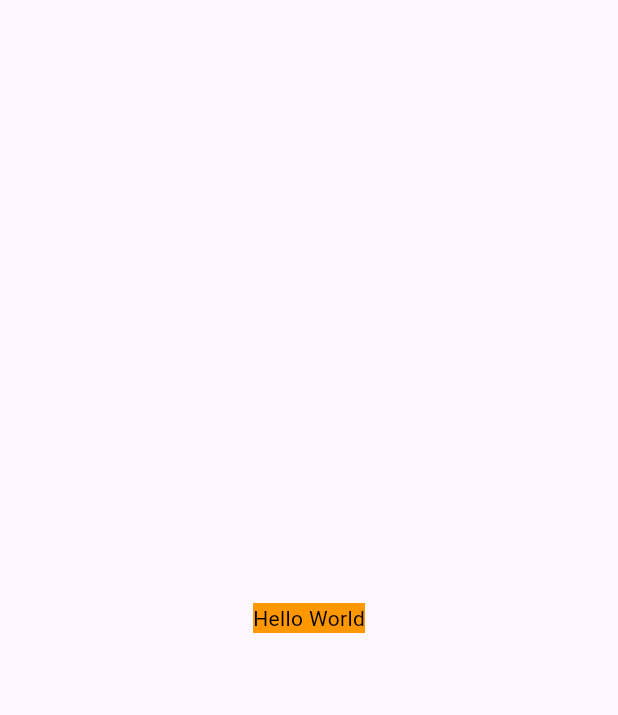
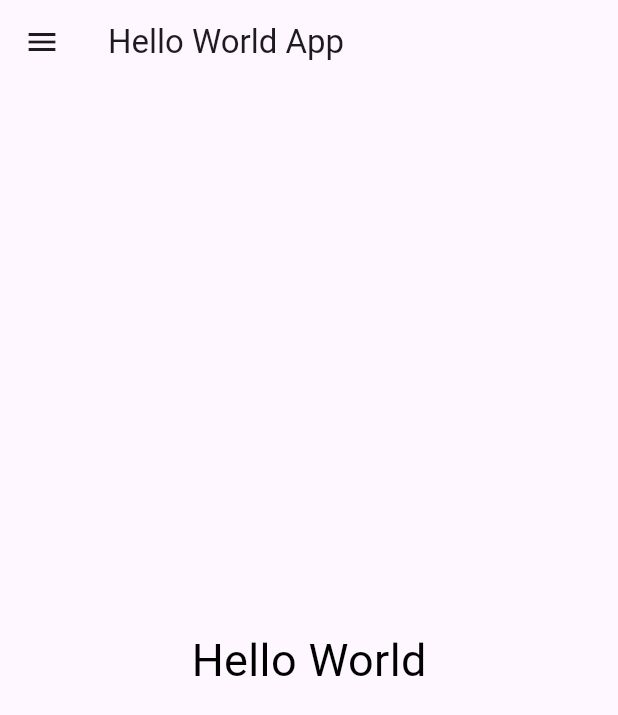
Before and after one commit to ekansh0unofficial/LearnFlutter, a Flutter app: the screen it shows after launch, on a phone screen of 412 x 824 dp. Shown: the top 715 px of the screen. Run offline on Flutter 3.47's test engine with Material 3 defaults, Android fonts, the phone set to English and light mode, and no system bars.

Commit message:
Flutter - Day2

```diff
--- a/lib/homepage.dart
+++ b/lib/homepage.dart
@@ -1,19 +1,22 @@
-// ignore_for_file: annotate_overrides, use_key_in_widget_constructors, prefer_const_constructors
+// ignore_for_file: annotate_overrides, use_key_in_widget_constructors, prefer_const_constructors, avoid_unnecessary_containers
 
 import 'package:flutter/material.dart';
 
 class Homepage extends StatelessWidget {
   @override
   Widget build(BuildContext context) {
-    return Material(
-        child: Center(
-            child: Container(
-                color: Colors.orange,
-                child: Text('Hello World',
-                    style: TextStyle(color: Colors.black)
-                  )
-                )
-              )
-            );
+    return Scaffold(
+      appBar: AppBar(title : Text("Hello World App") , /*backgroundColor: Colors.blueAccent*/),
+      drawer: Drawer(),
+      body: Center(
+          child: Container(
+            //  color: Colors.orange,
+              child:
+                  Text('Hello World', style: TextStyle(color: Colors.black , fontSize: 30)))),
+    );
   }
 }
+
+
+//replaced Material with Scaffold , as it gives more organised way to place widgets on the screen
+// it gives, Header : app bar , body , Footer : bottomsheet etc , and other component widgets
--- /dev/null
+++ b/lib/loginpage.dart
@@ -0,0 +1,14 @@
+// ignore_for_file: prefer_const_constructors, use_key_in_widget_constructors, avoid_renaming_method_parameters
+
+import 'package:flutter/material.dart';
+
+class LoginPage extends StatelessWidget {
+  @override
+  Widget build(BuildContext build) {
+    return Material(
+      child: Center(
+        child:  Text('Login page')
+      ),
+    );
+  }
+}
--- a/lib/main.dart
+++ b/lib/main.dart
@@ -2,6 +2,7 @@
 
 import 'package:flutter/material.dart';
 import 'package:flutter_dart/homepage.dart';
+import 'package:flutter_dart/loginpage.dart';
 
 void main() {
   runApp(MyApp());
@@ -12,11 +13,28 @@ class MyApp extends StatelessWidget{
   @override
   Widget build(BuildContext context){
     return MaterialApp(
-       home: Homepage()
+      // home: Homepage(),
+      // themeMode: ThemeMode.system,
+      themeMode : ThemeMode.light,
+       darkTheme:ThemeData(primaryColor: Colors.black12),
+       theme: ThemeData(primaryColor: Colors.deepPurple),
+       initialRoute: "/home",
+       routes: {
+        "/" :(context) => Homepage(),
+        "/home" :(context) => Homepage(),
+        "/login" :(context) => LoginPage()
+       },
     );
   }
 }
 
-//understand Widgets as tree of composables
-//the above homepage content is preferablly written in seprate document
-//replace the code with class Homepage
+//thememode sets the theme of app , and Darktheme Widget and theme Widget define how to set that theme
+//routes-> takes Map as a param (key , value)
+// "/" : is used to define the default page , tho it can changed by using initialRoute method
+
+
+
+//{} in a fcuntion parameters are used to declare default param @ required is used to represent non -Nullable params
+void buyveggies( {@required carrrybag ,money = 100 } ){
+
+}
```
